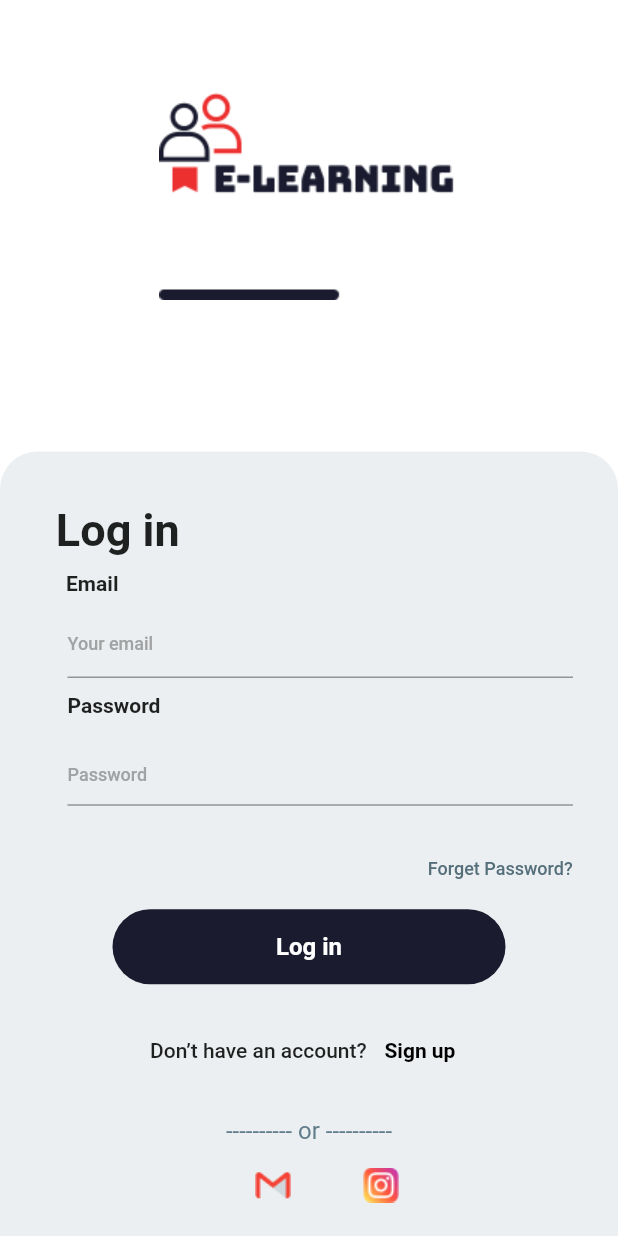
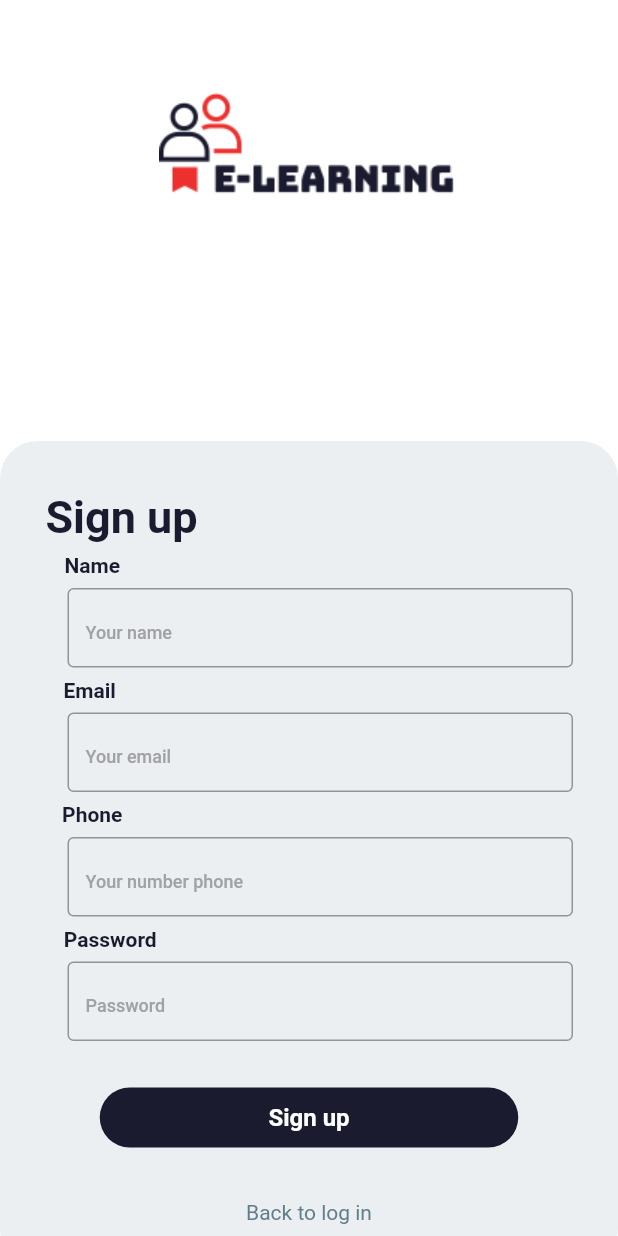
Before and after one commit to NguyenMinhNhut2009/Husol_Vocabulary, a Flutter app: the screen it shows after launch, after a tap on "Sign up", on a phone screen of 412 x 824 dp. Run offline on Flutter 3.47's test engine with Material 2 defaults, Android fonts, the phone set to English and light mode, and no system bars.

Commit message:
update SinUP + Forget

```diff
--- a/lib/main.dart
+++ b/lib/main.dart
@@ -1,5 +1,7 @@
 import 'package:flutter/material.dart';
 import 'package:vocabulary/screen/Login/loginScreen.dart';
+import 'package:vocabulary/screen/Login/singUpScreen.dart';
+import 'package:vocabulary/screen/Onboarding/onBoarding.dart';
 import 'package:vocabulary/screen/splashScreen.dart';
 
 void main() {
--- a/lib/screen/Login/loginScreen.dart
+++ b/lib/screen/Login/loginScreen.dart
@@ -1,6 +1,7 @@
 import 'dart:ui';
 
 import 'package:flutter/material.dart';
+import 'package:vocabulary/screen/Login/singUpScreen.dart';
 
 class LoginScreen extends StatefulWidget {
   const LoginScreen({Key? key}) : super(key: key);
@@ -25,7 +26,7 @@ Widget _buildBody(BuildContext context) {
       const Padding(
         padding: EdgeInsets.only(top: 17, left: 400),
       ),
-      Image.asset("assets/images/logo2.png"),
+      Image.asset("assets/images/logo.png"),
       Padding(
         padding: EdgeInsets.only(top: 101),
         child: _buildConten(context),
@@ -158,10 +159,10 @@ Widget _buildConten(BuildContext context) {
                       ),
                     ),
                     onPressed: () {
-                      // Navigator.push(
-                      //     context,
-                      //     MaterialPageRoute(
-                      //         builder: (context) => const RegisterPage()));
+                      Navigator.push(
+                          context,
+                          MaterialPageRoute(
+                              builder: (context) => const SinUpScreen()));
                     },
                   ),
                 ],
--- /dev/null
+++ b/lib/screen/Login/singUpScreen.dart
@@ -0,0 +1,225 @@
+import 'package:flutter/material.dart';
+import 'package:flutter/widgets.dart';
+import 'package:vocabulary/screen/Login/fogetPassWordScreen.dart';
+import 'package:vocabulary/screen/Login/loginScreen.dart';
+
+class SinUpScreen extends StatefulWidget {
+  const SinUpScreen({Key? key}) : super(key: key);
+
+  @override
+  State<SinUpScreen> createState() => _SinUpScreenState();
+}
+
+class _SinUpScreenState extends State<SinUpScreen> {
+  @override
+  Widget build(BuildContext context) {
+    return Scaffold(
+      backgroundColor: Color(0xFFFFFFFF),
+      body: _buildBody(context),
+    );
+  }
+}
+
+Widget _buildBody(BuildContext context) {
+  return SingleChildScrollView(
+    child: Column(children: [
+      const Padding(
+        padding: EdgeInsets.only(top: 17, left: 400),
+      ),
+      Image.asset("assets/images/logo.png"),
+      Padding(
+        padding: EdgeInsets.only(top: 101),
+        child: _buildContent(context),
+      )
+    ]),
+  );
+}
+
+Widget _buildContent(BuildContext context) {
+  TextEditingController nameController = TextEditingController();
+  TextEditingController emailController = TextEditingController();
+  TextEditingController phoneController = TextEditingController();
+  TextEditingController passWordController = TextEditingController();
+
+  return Container(
+    width: 425,
+    height: 550,
+    decoration: const BoxDecoration(
+        color: Color(0xFFECEFF1),
+        borderRadius: BorderRadius.all(Radius.circular(25.0))),
+    child: Container(
+      child: Column(children: [
+        const Padding(
+          padding: EdgeInsets.only(top: 33, right: 250),
+          child: Text(
+            "Sign up",
+            style: TextStyle(
+                fontSize: 30,
+                fontWeight: FontWeight.w700,
+                color: Color(0xFF1A1B2F)),
+          ),
+        ),
+        const Padding(
+          padding: EdgeInsets.only(top: 7, right: 289),
+          child: Text(
+            "Name",
+            style: TextStyle(
+                fontSize: 14,
+                fontWeight: FontWeight.w700,
+                color: Color(0xff1A1B2F)),
+          ),
+        ),
+        Container(
+          height: 60,
+          padding: const EdgeInsets.only(left: 45, right: 30, top: 7),
+          child: TextField(
+            controller: nameController,
+            decoration: const InputDecoration(
+              border: OutlineInputBorder(
+                borderSide: BorderSide(color: Colors.blueAccent),
+                // borderRadius: BorderRadius.vertical()
+              ),
+              hintText: 'Your name',
+              hintStyle: TextStyle(
+                  fontSize: 12,
+                  fontWeight: FontWeight.w500,
+                  color: Color(0xFfA0A2A3)),
+              // border: OutlineInputBorder(borderRadius: BorderRadius.circular(32.0)),
+            ),
+          ),
+        ),
+        const Padding(
+          padding: EdgeInsets.only(top: 7, right: 289),
+          child: Text(
+            "Email ",
+            style: TextStyle(
+                fontSize: 14,
+                fontWeight: FontWeight.w700,
+                color: Color(0xff1A1B2F)),
+          ),
+        ),
+        Container(
+          height: 60,
+          padding: const EdgeInsets.only(left: 45, right: 30, top: 7),
+          child: TextField(
+            controller: emailController,
+            decoration: const InputDecoration(
+              border: OutlineInputBorder(
+                borderSide: BorderSide(color: Colors.blueAccent),
+                // borderRadius: BorderRadius.vertical()
+              ),
+              hintText: 'Your email',
+              hintStyle: TextStyle(
+                  fontSize: 12,
+                  fontWeight: FontWeight.w500,
+                  color: Color(0xFfA0A2A3)),
+              // border: OutlineInputBorder(borderRadius: BorderRadius.circular(32.0)),
+            ),
+          ),
+        ),
+        const Padding(
+          padding: EdgeInsets.only(top: 7, right: 289),
+          child: Text(
+            "Phone",
+            style: TextStyle(
+                fontSize: 14,
+                fontWeight: FontWeight.w700,
+                color: Color(0xff1A1B2F)),
+          ),
+        ),
+        Container(
+          height: 60,
+          padding: const EdgeInsets.only(left: 45, right: 30, top: 7),
+          child: TextField(
+            controller: phoneController,
+            decoration: const InputDecoration(
+              border: OutlineInputBorder(
+                borderSide: BorderSide(color: Colors.blueAccent),
+                // borderRadius: BorderRadius.vertical()
+              ),
+              hintText: 'Your number phone',
+              hintStyle: TextStyle(
+                  fontSize: 12,
+                  fontWeight: FontWeight.w500,
+                  color: Color(0xFfA0A2A3)),
+              // border: OutlineInputBorder(borderRadius: BorderRadius.circular(32.0)),
+            ),
+          ),
+        ),
+        const Padding(
+          padding: EdgeInsets.only(top: 7, right: 265),
+          child: Text(
+            "Password",
+            style: TextStyle(
+                fontSize: 14,
+                fontWeight: FontWeight.w700,
+                color: Color(0xff1A1B2F)),
+          ),
+        ),
+        Container(
+          // width: 280;
+          height: 60,
+          padding: const EdgeInsets.only(left: 45, right: 30, top: 7),
+          child: TextFormField(
+            controller: passWordController,
+            decoration: const InputDecoration(
+              border: OutlineInputBorder(
+                borderSide: BorderSide(color: Colors.blueAccent),
+                // borderRadius: BorderRadius.vertical()
+              ),
+              hintText: 'Password',
+              hintStyle: TextStyle(
+                  fontSize: 12,
+                  fontWeight: FontWeight.w500,
+                  color: Color(0xFfA0A2A3)),
+              // border: OutlineInputBorder(borderRadius: BorderRadius.circular(32.0)),
+            ),
+          ),
+        ),
+        Padding(
+          padding: EdgeInsets.only(left: 48, right: 48, top: 31),
+          child: GestureDetector(
+            onTap: () {
+              Navigator.push(
+                  context,
+                  MaterialPageRoute(
+                      builder: (context) => ForgetPassWordScreen()));
+            },
+            child: Container(
+              width: 279,
+              height: 40,
+              decoration: BoxDecoration(
+                color: Color(0xFF1A1B2F),
+                borderRadius: BorderRadius.circular(25),
+              ),
+              child: const Center(
+                  child: Text(
+                "Sign up",
+                style: TextStyle(
+                    fontSize: 16,
+                    fontWeight: FontWeight.w700,
+                    color: Color(0xFFFFFFFF)),
+              )),
+            ),
+          ),
+        ),
+        const Padding(
+          padding: EdgeInsets.only(top: 35),
+        ),
+        GestureDetector(
+          onTap: () {
+            Navigator.push(context,
+                MaterialPageRoute(builder: (context) => LoginScreen()));
+          },
+          child: const Text(
+            "Back to log in",
+            style: TextStyle(
+                fontSize: 14,
+                fontWeight: FontWeight.w400,
+                color: Color(0xFF607D8B)),
+          ),
+        ),
+      ]),
+    ),
+  );
+}
```
Also changed, not shown: lib/screen/Login/fogetPassWordScreen.dart (added, +124 -0 lines), lib/screen/Login/verityCode.dart (added, +17 -0 lines), lib/screen/Onboarding/onBoarding.dart (added, +85 -0 lines), assets/images/onboarding.png (added).
